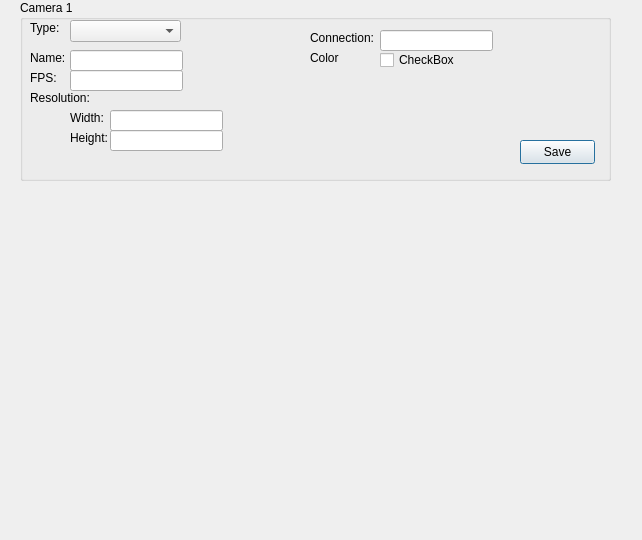
Before: the Qt Designer form SecurityCenterQt/settingswindow.ui in JosipVuckovic/SecurityCenterQt, drawn with Qt 5.
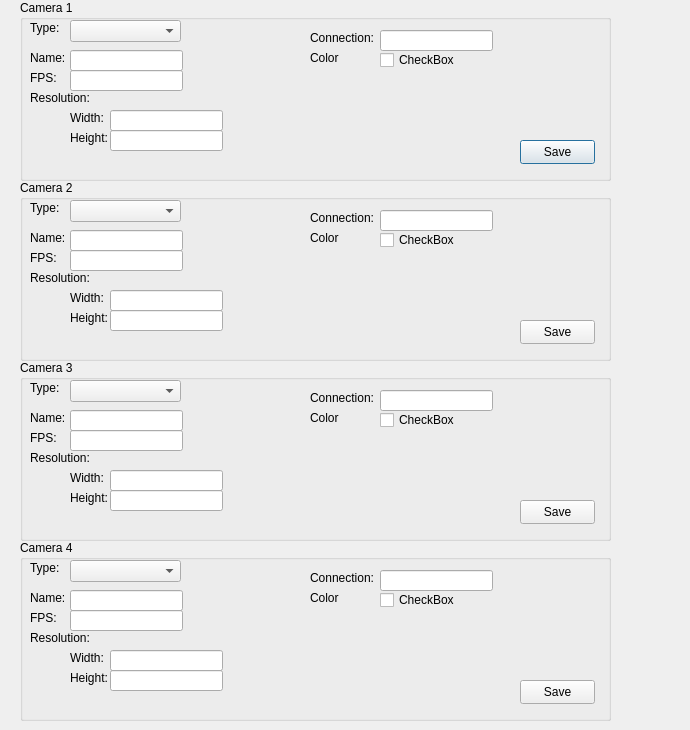
After: the same form once the commit is applied.

Commit message: UPD - added 3 more setting panels

What changed in the file:
```diff
--- a/SecurityCenterQt/settingswindow.ui
+++ b/SecurityCenterQt/settingswindow.ui
@@ -6,10 +6,22 @@
    <rect>
     <x>0</x>
     <y>0</y>
-    <width>642</width>
-    <height>540</height>
+    <width>690</width>
+    <height>730</height>
    </rect>
   </property>
+  <property name="minimumSize">
+   <size>
+    <width>690</width>
+    <height>730</height>
+   </size>
+  </property>
+  <property name="maximumSize">
+   <size>
+    <width>690</width>
+    <height>730</height>
+   </size>
+  </property>
   <property name="windowTitle">
    <string>Dialog</string>
   </property>
@@ -225,6 +237,642 @@
     </property>
    </widget>
   </widget>
+  <widget class="QGroupBox" name="camera1_groupBox_2">
+   <property name="geometry">
+    <rect>
+     <x>20</x>
+     <y>180</y>
+     <width>591</width>
+     <height>181</height>
+    </rect>
+   </property>
+   <property name="title">
+    <string>Camera 2</string>
+   </property>
+   <widget class="QLabel" name="cam1_label_Name_2">
+    <property name="geometry">
+     <rect>
+      <x>10</x>
+      <y>50</y>
+      <width>41</width>
+      <height>16</height>
+     </rect>
+    </property>
+    <property name="text">
+     <string>Name:</string>
+    </property>
+   </widget>
+   <widget class="QLabel" name="cam1_label_Type_2">
+    <property name="geometry">
+     <rect>
+      <x>10</x>
+      <y>20</y>
+      <width>49</width>
+      <height>16</height>
+     </rect>
+    </property>
+    <property name="text">
+     <string>Type:</string>
+    </property>
+   </widget>
+   <widget class="QLabel" name="cam1_label_FPS_2">
+    <property name="geometry">
+     <rect>
+      <x>10</x>
+      <y>70</y>
+      <width>49</width>
+      <height>16</height>
+     </rect>
+    </property>
+    <property name="text">
+     <string>FPS:</string>
+    </property>
+   </widget>
+   <widget class="QLabel" name="cam1_label_Resolution_2">
+    <property name="geometry">
+     <rect>
+      <x>10</x>
+      <y>90</y>
+      <width>61</width>
+      <height>16</height>
+     </rect>
+    </property>
+    <property name="text">
+     <string>Resolution:</string>
+    </property>
+   </widget>
+   <widget class="QLabel" name="cam1_label_Width_2">
+    <property name="geometry">
+     <rect>
+      <x>50</x>
+      <y>110</y>
+      <width>49</width>
+      <height>16</height>
+     </rect>
+    </property>
+    <property name="text">
+     <string>Width:</string>
+    </property>
+   </widget>
+   <widget class="QLabel" name="cam1_label_Height_2">
+    <property name="geometry">
+     <rect>
+      <x>50</x>
+      <y>130</y>
+      <width>49</width>
+      <height>16</height>
+     </rect>
+    </property>
+    <property name="text">
+     <string>Height:</string>
+    </property>
+   </widget>
+   <widget class="QLabel" name="cam1_label_Connection_2">
+    <property name="geometry">
+     <rect>
+      <x>290</x>
+      <y>30</y>
+      <width>71</width>
+      <height>16</height>
+     </rect>
+    </property>
+    <property name="text">
+     <string>Connection:</string>
+    </property>
+   </widget>
+   <widget class="QLabel" name="cam1_label_Color_2">
+    <property name="geometry">
+     <rect>
+      <x>290</x>
+      <y>50</y>
+      <width>49</width>
+      <height>16</height>
+     </rect>
+    </property>
+    <property name="text">
+     <string>Color</string>
+    </property>
+   </widget>
+   <widget class="QLineEdit" name="cam2_lineEdit_Name">
+    <property name="geometry">
+     <rect>
+      <x>50</x>
+      <y>50</y>
+      <width>113</width>
+      <height>21</height>
+     </rect>
+    </property>
+    <property name="inputMethodHints">
+     <set>Qt::ImhNoEditMenu|Qt::ImhNoPredictiveText|Qt::ImhPreferLatin</set>
+    </property>
+   </widget>
+   <widget class="QLineEdit" name="cam2_lineEdit_FPS">
+    <property name="geometry">
+     <rect>
+      <x>50</x>
+      <y>70</y>
+      <width>113</width>
+      <height>21</height>
+     </rect>
+    </property>
+   </widget>
+   <widget class="QLineEdit" name="cam2_lineEdit_Width">
+    <property name="geometry">
+     <rect>
+      <x>90</x>
+      <y>110</y>
+      <width>113</width>
+      <height>21</height>
+     </rect>
+    </property>
+    <property name="text">
+     <string/>
+    </property>
+   </widget>
+   <widget class="QLineEdit" name="cam2_lineEdit_Height">
+    <property name="geometry">
+     <rect>
+      <x>90</x>
+      <y>130</y>
+      <width>113</width>
+      <height>21</height>
+     </rect>
+    </property>
+    <property name="text">
+     <string/>
+    </property>
+   </widget>
+   <widget class="QLineEdit" name="cam2_lineEdit_Connection">
+    <property name="geometry">
+     <rect>
+      <x>360</x>
+      <y>30</y>
+      <width>113</width>
+      <height>21</height>
+     </rect>
+    </property>
+   </widget>
+   <widget class="QComboBox" name="cam2_Type_comboBox">
+    <property name="geometry">
+     <rect>
+      <x>50</x>
+      <y>20</y>
+      <width>111</width>
+      <height>22</height>
+     </rect>
+    </property>
+   </widget>
+   <widget class="QCheckBox" name="cam2_checkBox_Color">
+    <property name="geometry">
+     <rect>
+      <x>360</x>
+      <y>50</y>
+      <width>75</width>
+      <height>20</height>
+     </rect>
+    </property>
+    <property name="text">
+     <string>CheckBox</string>
+    </property>
+   </widget>
+   <widget class="QPushButton" name="cam2_saveChanges_button">
+    <property name="geometry">
+     <rect>
+      <x>500</x>
+      <y>140</y>
+      <width>75</width>
+      <height>24</height>
+     </rect>
+    </property>
+    <property name="text">
+     <string>Save</string>
+    </property>
+   </widget>
+  </widget>
+  <widget class="QGroupBox" name="camera1_groupBox_3">
+   <property name="geometry">
+    <rect>
+     <x>20</x>
+     <y>360</y>
+     <width>591</width>
+     <height>181</height>
+    </rect>
+   </property>
+   <property name="title">
+    <string>Camera 3</string>
+   </property>
+   <widget class="QLabel" name="cam1_label_Name_3">
+    <property name="geometry">
+     <rect>
+      <x>10</x>
+      <y>50</y>
+      <width>41</width>
+      <height>16</height>
+     </rect>
+    </property>
+    <property name="text">
+     <string>Name:</string>
+    </property>
+   </widget>
+   <widget class="QLabel" name="cam1_label_Type_3">
+    <property name="geometry">
+     <rect>
+      <x>10</x>
+      <y>20</y>
+      <width>49</width>
+      <height>16</height>
+     </rect>
+    </property>
+    <property name="text">
+     <string>Type:</string>
+    </property>
+   </widget>
+   <widget class="QLabel" name="cam1_label_FPS_3">
+    <property name="geometry">
+     <rect>
+      <x>10</x>
+      <y>70</y>
+      <width>49</width>
+      <height>16</height>
+     </rect>
+    </property>
+    <property name="text">
+     <string>FPS:</string>
+    </property>
+   </widget>
+   <widget class="QLabel" name="cam1_label_Resolution_3">
+    <property name="geometry">
+     <rect>
+      <x>10</x>
+      <y>90</y>
+      <width>61</width>
+      <height>16</height>
+     </rect>
+    </property>
+    <property name="text">
+     <string>Resolution:</string>
+    </property>
+   </widget>
+   <widget class="QLabel" name="cam1_label_Width_3">
+    <property name="geometry">
+     <rect>
+      <x>50</x>
+      <y>110</y>
+      <width>49</width>
+      <height>16</height>
+     </rect>
+    </property>
+    <property name="text">
+     <string>Width:</string>
+    </property>
+   </widget>
+   <widget class="QLabel" name="cam1_label_Height_3">
+    <property name="geometry">
+     <rect>
+      <x>50</x>
+      <y>130</y>
+      <width>49</width>
+      <height>16</height>
+     </rect>
+    </property>
+    <property name="text">
+     <string>Height:</string>
+    </property>
+   </widget>
+   <widget class="QLabel" name="cam1_label_Connection_3">
+    <property name="geometry">
+     <rect>
+      <x>290</x>
+      <y>30</y>
+      <width>71</width>
+      <height>16</height>
+     </rect>
+    </property>
+    <property name="text">
+     <string>Connection:</string>
+    </property>
+   </widget>
+   <widget class="QLabel" name="cam1_label_Color_3">
+    <property name="geometry">
+     <rect>
+      <x>290</x>
+      <y>50</y>
+      <width>49</width>
+      <height>16</height>
+     </rect>
+    </property>
+    <property name="text">
+     <string>Color</string>
+    </property>
+   </widget>
+   <widget class="QLineEdit" name="cam3_lineEdit_Name">
+    <property name="geometry">
+     <rect>
+      <x>50</x>
+      <y>50</y>
+      <width>113</width>
+      <height>21</height>
+     </rect>
+    </property>
+    <property name="inputMethodHints">
+     <set>Qt::ImhNoEditMenu|Qt::ImhNoPredictiveText|Qt::ImhPreferLatin</set>
+    </property>
+   </widget>
+   <widget class="QLineEdit" name="cam3_lineEdit_FPS">
+    <property name="geometry">
+     <rect>
+      <x>50</x>
+      <y>70</y>
+      <width>113</width>
+      <height>21</height>
+     </rect>
+    </property>
+   </widget>
+   <widget class="QLineEdit" name="cam3_lineEdit_Width">
+    <property name="geometry">
+     <rect>
+      <x>90</x>
+      <y>110</y>
+      <width>113</width>
+      <height>21</height>
+     </rect>
+    </property>
+    <property name="text">
+     <string/>
+    </property>
+   </widget>
+   <widget class="QLineEdit" name="cam3_lineEdit_Height">
+    <property name="geometry">
+     <rect>
+      <x>90</x>
+      <y>130</y>
+      <width>113</width>
+      <height>21</height>
+     </rect>
+    </property>
+    <property name="text">
+     <string/>
+    </property>
+   </widget>
+   <widget class="QLineEdit" name="cam3_lineEdit_Connection">
+    <property name="geometry">
+     <rect>
+      <x>360</x>
+      <y>30</y>
+      <width>113</width>
+      <height>21</height>
+     </rect>
+    </property>
+   </widget>
+   <widget class="QComboBox" name="cam3_Type_comboBox">
+    <property name="geometry">
+     <rect>
+      <x>50</x>
+      <y>20</y>
+      <width>111</width>
+      <height>22</height>
+     </rect>
+    </property>
+   </widget>
+   <widget class="QCheckBox" name="cam3_checkBox_Color">
+    <property name="geometry">
+     <rect>
+      <x>360</x>
+      <y>50</y>
+      <width>75</width>
+      <height>20</height>
+     </rect>
+    </property>
+    <property name="text">
+     <string>CheckBox</string>
+    </property>
+   </widget>
+   <widget class="QPushButton" name="cam3_saveChanges_button">
+    <property name="geometry">
+     <rect>
+      <x>500</x>
+      <y>140</y>
+      <width>75</width>
+      <height>24</height>
+     </rect>
+    </property>
+    <property name="text">
+     <string>Save</string>
+    </property>
+   </widget>
+  </widget>
+  <widget class="QGroupBox" name="camera1_groupBox_4">
+   <property name="geometry">
+    <rect>
+     <x>20</x>
+     <y>540</y>
+     <width>591</width>
+     <height>181</height>
+    </rect>
+   </property>
+   <property name="title">
+    <string>Camera 4</string>
+   </property>
+   <widget class="QLabel" name="cam1_label_Name_4">
+    <property name="geometry">
+     <rect>
+      <x>10</x>
+      <y>50</y>
+      <width>41</width>
+      <height>16</height>
+     </rect>
+    </property>
+    <property name="text">
+     <string>Name:</string>
+    </property>
+   </widget>
+   <widget class="QLabel" name="cam1_label_Type_4">
+    <property name="geometry">
+     <rect>
+      <x>10</x>
+      <y>20</y>
+      <width>49</width>
+      <height>16</height>
+     </rect>
+    </property>
+    <property name="text">
+     <string>Type:</string>
+    </property>
+   </widget>
+   <widget class="QLabel" name="cam1_label_FPS_4">
+    <property name="geometry">
+     <rect>
+      <x>10</x>
+      <y>70</y>
+      <width>49</width>
+      <height>16</height>
+     </rect>
+    </property>
+    <property name="text">
+     <string>FPS:</string>
+    </property>
+   </widget>
+   <widget class="QLabel" name="cam1_label_Resolution_4">
+    <property name="geometry">
+     <rect>
+      <x>10</x>
+      <y>90</y>
+      <width>61</width>
+      <height>16</height>
+     </rect>
+    </property>
+    <property name="text">
+     <string>Resolution:</string>
+    </property>
+   </widget>
+   <widget class="QLabel" name="cam1_label_Width_4">
+    <property name="geometry">
+     <rect>
+      <x>50</x>
+      <y>110</y>
+      <width>49</width>
+      <height>16</height>
+     </rect>
+    </property>
+    <property name="text">
+     <string>Width:</string>
+    </property>
+   </widget>
+   <widget class="QLabel" name="cam1_label_Height_4">
+    <property name="geometry">
+     <rect>
+      <x>50</x>
+      <y>130</y>
+      <width>49</width>
+      <height>16</height>
+     </rect>
+    </property>
+    <property name="text">
+     <string>Height:</string>
+    </property>
+   </widget>
+   <widget class="QLabel" name="cam1_label_Connection_4">
+    <property name="geometry">
+     <rect>
+      <x>290</x>
+      <y>30</y>
+      <width>71</width>
+      <height>16</height>
+     </rect>
+    </property>
+    <property name="text">
+     <string>Connection:</string>
+    </property>
+   </widget>
+   <widget class="QLabel" name="cam1_label_Color_4">
+    <property name="geometry">
+     <rect>
+      <x>290</x>
+      <y>50</y>
+      <width>49</width>
+      <height>16</height>
+     </rect>
+    </property>
+    <property name="text">
+     <string>Color</string>
+    </property>
+   </widget>
+   <widget class="QLineEdit" name="cam4_lineEdit_Name">
+    <property name="geometry">
+     <rect>
+      <x>50</x>
+      <y>50</y>
+      <width>113</width>
+      <height>21</height>
+     </rect>
+    </property>
+    <property name="inputMethodHints">
+     <set>Qt::ImhNoEditMenu|Qt::ImhNoPredictiveText|Qt::ImhPreferLatin</set>
+    </property>
+   </widget>
+   <widget class="QLineEdit" name="cam4_lineEdit_FPS">
+    <property name="geometry">
+     <rect>
+      <x>50</x>
+      <y>70</y>
+      <width>113</width>
+      <height>21</height>
+     </rect>
+    </property>
+   </widget>
+   <widget class="QLineEdit" name="cam4_lineEdit_Width">
+    <property name="geometry">
+     <rect>
+      <x>90</x>
+      <y>110</y>
+      <width>113</width>
+      <height>21</height>
+     </rect>
+    </property>
+    <property name="text">
+     <string/>
+    </property>
+   </widget>
+   <widget class="QLineEdit" name="cam4_lineEdit_Height">
+    <property name="geometry">
+     <rect>
+      <x>90</x>
+      <y>130</y>
+      <width>113</width>
+      <height>21</height>
+     </rect>
+    </property>
+    <property name="text">
+     <string/>
+    </property>
+   </widget>
+   <widget class="QLineEdit" name="cam4_lineEdit_Connection">
+    <property name="geometry">
+     <rect>
+      <x>360</x>
+      <y>30</y>
+      <width>113</width>
+      <height>21</height>
+     </rect>
+    </property>
+   </widget>
+   <widget class="QComboBox" name="cam4_Type_comboBox">
+    <property name="geometry">
+     <rect>
+      <x>50</x>
+      <y>20</y>
+      <width>111</width>
+      <height>22</height>
+     </rect>
+    </property>
+   </widget>
+   <widget class="QCheckBox" name="cam4_checkBox_Color">
+    <property name="geometry">
+     <rect>
+      <x>360</x>
+      <y>50</y>
+      <width>75</width>
+      <height>20</height>
+     </rect>
+    </property>
+    <property name="text">
+     <string>CheckBox</string>
+    </property>
+   </widget>
+   <widget class="QPushButton" name="cam4_saveChanges_button">
+    <property name="geometry">
+     <rect>
+      <x>500</x>
+      <y>140</y>
+      <width>75</width>
+      <height>24</height>
+     </rect>
+    </property>
+    <property name="text">
+     <string>Save</string>
+    </property>
+   </widget>
+  </widget>
  </widget>
  <resources/>
  <connections/>
```
The commit also changes 3 other files.
